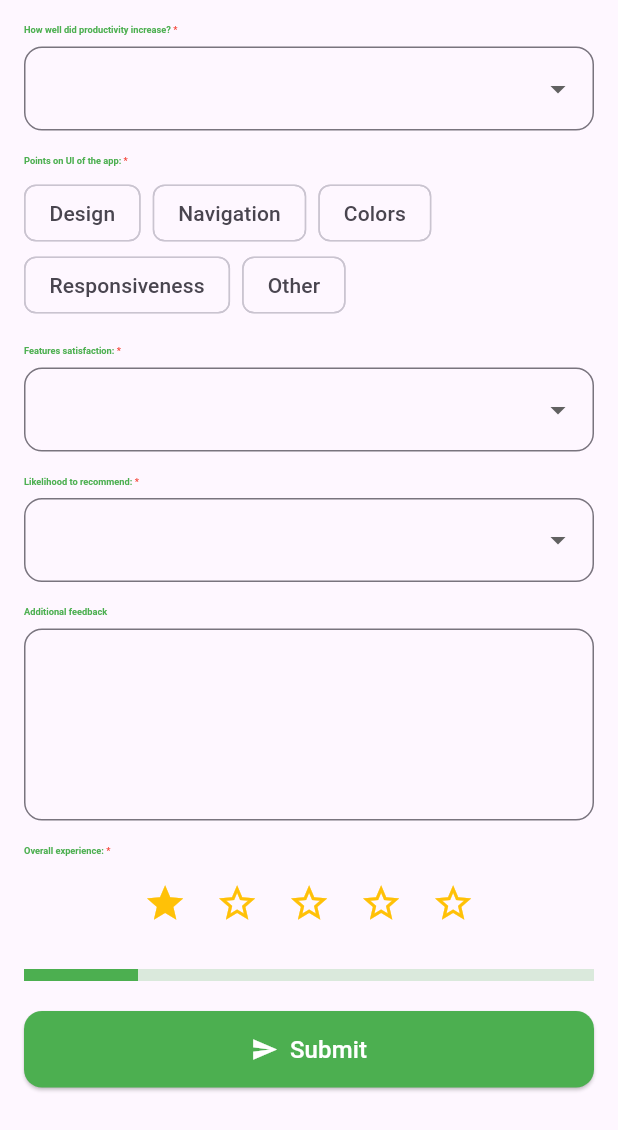
After one commit to Sibaath/SIH_2025_Digital_Farm_Management_Portal, a Flutter app: the FeedbackScreen screen opened directly, after a tap on the "star border" icon, on a phone screen of 412 x 824 dp. The commit adds this screen. Shown: the top 1130 px of the screen. Run offline on Flutter 3.47's test engine with Material 3 defaults, Android fonts, the phone set to English and light mode, and no system bars; our stand-ins replace flutter_map, image_picker, latlong2, lottie, speech_to_text.

Commit message:
Feedback

```diff
--- /dev/null
+++ b/frontend/lib/pages/feedback_screen.dart
@@ -0,0 +1,300 @@
+import 'package:flutter/material.dart';
+import 'package:lottie/lottie.dart';
+
+// Make sure you have a HomePage widget to navigate to
+import 'homepage.dart'; // Update this import according to your project structure
+
+class FeedbackScreen extends StatefulWidget {
+  const FeedbackScreen({super.key});
+
+  @override
+  State<FeedbackScreen> createState() => _FeedbackScreenState();
+}
+
+class _FeedbackScreenState extends State<FeedbackScreen> {
+  // Star rating
+  int _rating = 0;
+
+  // Productivity dropdown
+  String? _productivity;
+
+  // Multi-select UI points
+  List<String> _uiPoints = [];
+
+  // Features satisfaction dropdown
+  String? _featuresSatisfaction;
+
+  // Likelihood to recommend dropdown
+  String? _recommendation;
+
+  // Optional feedback
+  final TextEditingController _feedbackController = TextEditingController();
+
+  // Form progress
+  double _formProgress = 0.0;
+
+  // Options
+  final List<String> productivityOptions = [
+    "Very well",
+    "Good",
+    "No change",
+    "Decreased"
+  ];
+
+  final List<String> uiOptions = [
+    "Design",
+    "Navigation",
+    "Colors",
+    "Responsiveness",
+    "Other"
+  ];
+
+  final List<String> featureOptions = [
+    "Easy to use",
+    "Fast",
+    "Useful features",
+    "Reliable",
+  ];
+
+  final List<String> recommendationOptions = [
+    "Definitely",
+    "Maybe",
+    "Not likely",
+  ];
+
+  void _updateProgress() {
+    int filled = 0;
+    if (_productivity != null) filled++;
+    if (_uiPoints.isNotEmpty) filled++;
+    if (_featuresSatisfaction != null) filled++;
+    if (_recommendation != null) filled++;
+    if (_rating > 0) filled++;
+    setState(() {
+      _formProgress = filled / 5;
+    });
+  }
+
+  void _setRating(int value) {
+    setState(() {
+      _rating = value;
+    });
+    _updateProgress();
+  }
+
+  void _submitFeedback() {
+    if (_rating == 0 ||
+        _productivity == null ||
+        _uiPoints.isEmpty ||
+        _featuresSatisfaction == null ||
+        _recommendation == null) {
+      ScaffoldMessenger.of(context).showSnackBar(
+        const SnackBar(
+          content: Text("Please fill all required fields"),
+          backgroundColor: Colors.red,
+        ),
+      );
+      return;
+    }
+
+    // Show success animation before navigating to HomePage
+    showDialog(
+      context: context,
+      barrierDismissible: false,
+      builder: (context) {
+        Future.delayed(const Duration(seconds: 2), () {
+          Navigator.of(context).pop(); // Close dialog
+          Navigator.of(context).pushReplacement(
+              MaterialPageRoute(builder: (context) => const HomePage()));
+        });
+
+        return Center(
+          child: Lottie.network(
+            'https://assets6.lottiefiles.com/packages/lf20_jbrw3hcz.json',
+            width: 100,
+            height: 100,
+          ),
+        );
+      },
+    );
+  }
+
+  @override
+  Widget build(BuildContext context) {
+    final screenWidth = MediaQuery.of(context).size.width;
+
+    // Widget to show question with red * for mandatory
+    Widget questionText(String text, {bool mandatory = false}) {
+      return Padding(
+        padding: const EdgeInsets.only(bottom: 8.0),
+        child: RichText(
+          text: TextSpan(
+            text: text,
+            style: TextStyle(
+              fontWeight: FontWeight.w700,
+              fontSize: screenWidth * 0.015,
+              color: Colors.green,
+            ),
+            children: mandatory
+                ? [
+              const TextSpan(
+                  text: " *",
+                  style: TextStyle(color: Colors.red)),
+            ]
+                : [],
+          ),
+        ),
+      );
+    }
+
+    return Scaffold(
+      body: SingleChildScrollView(
+        padding: const EdgeInsets.all(16),
+        child: Column(
+          crossAxisAlignment: CrossAxisAlignment.start,
+          children: [
+            // Question 1: Productivity
+            questionText("How well did productivity increase?", mandatory: true),
+            DropdownButtonFormField<String>(
+              value: _productivity,
+              decoration: InputDecoration(
+                border: OutlineInputBorder(
+                  borderRadius: BorderRadius.circular(12),
+                ),
+              ),
+              items: productivityOptions
+                  .map((e) => DropdownMenuItem(value: e, child: Text(e)))
+                  .toList(),
+              onChanged: (val) {
+                setState(() => _productivity = val);
+                _updateProgress();
+              },
+            ),
+            const SizedBox(height: 16),
+
+            // Question 2: UI Points
+            questionText("Points on UI of the app:", mandatory: true),
+            Wrap(
+              spacing: 8,
+              children: uiOptions.map((point) {
+                final selected = _uiPoints.contains(point);
+                return FilterChip(
+                  label: Text(point),
+                  selected: selected,
+                  selectedColor: Colors.green.withOpacity(0.3),
+                  onSelected: (val) {
+                    setState(() {
+                      if (val) {
+                        _uiPoints.add(point);
+                      } else {
+                        _uiPoints.remove(point);
+                      }
+                    });
+                    _updateProgress();
+                  },
+                );
+              }).toList(),
+            ),
+            const SizedBox(height: 16),
+
+            // Question 3: Features satisfaction
+            questionText("Features satisfaction:", mandatory: true),
+            DropdownButtonFormField<String>(
+              value: _featuresSatisfaction,
+              decoration: InputDecoration(
+                border: OutlineInputBorder(
+                  borderRadius: BorderRadius.circular(12),
+                ),
+              ),
+              items: featureOptions
+                  .map((e) => DropdownMenuItem(value: e, child: Text(e)))
+                  .toList(),
+              onChanged: (val) {
+                setState(() => _featuresSatisfaction = val);
+                _updateProgress();
+              },
+            ),
+            const SizedBox(height: 16),
+
+            // Question 4: Likelihood to recommend
+            questionText("Likelihood to recommend:", mandatory: true),
+            DropdownButtonFormField<String>(
+              value: _recommendation,
+              decoration: InputDecoration(
+                border: OutlineInputBorder(
+                  borderRadius: BorderRadius.circular(12),
+                ),
+              ),
+              items: recommendationOptions
+                  .map((e) => DropdownMenuItem(value: e, child: Text(e)))
+                  .toList(),
+              onChanged: (val) {
+                setState(() => _recommendation = val);
+                _updateProgress();
+              },
+            ),
+            const SizedBox(height: 16),
+
+            // Question 5: Additional feedback (optional)
+            questionText("Additional feedback"),
+            TextField(
+              controller: _feedbackController,
+              maxLines: 4,
+              decoration: InputDecoration(
+                border: OutlineInputBorder(
+                  borderRadius: BorderRadius.circular(12),
+                ),
+              ),
+            ),
+            const SizedBox(height: 16),
+
+            // Question 6: Overall experience (star rating)
+            questionText("Overall experience:", mandatory: true),
+            Row(
+              mainAxisAlignment: MainAxisAlignment.center,
+              children: List.generate(5, (index) {
+                return IconButton(
+                  icon: Icon(
+                    index < _rating ? Icons.star : Icons.star_border,
+                    color: Colors.amber, // GOLD color
+                    size: screenWidth * 0.07,
+                  ),
+                  onPressed: () => _setRating(index + 1),
+                );
+              }),
+            ),
+            const SizedBox(height: 20),
+
+            // Progress bar
+            LinearProgressIndicator(
+              value: _formProgress,
+              color: Colors.green,
+              backgroundColor: Colors.green.withOpacity(0.2),
+              minHeight: 8,
+            ),
+            const SizedBox(height: 20),
+
+            // Submit button
+            SizedBox(
+              width: double.infinity,
+              child: ElevatedButton.icon(
+                style: ElevatedButton.styleFrom(
+                  backgroundColor: Colors.green,
+                  padding: const EdgeInsets.symmetric(vertical: 14),
+                  shape: RoundedRectangleBorder(
+                    borderRadius: BorderRadius.circular(12),
+                  ),
+                ),
+                icon: const Icon(Icons.send, color: Colors.white),
+                label: const Text(
+                  "Submit",
+                  style: TextStyle(fontSize: 16, color: Colors.white),
+                ),
+                onPressed: _submitFeedback,
+              ),
+            ),
+          ],
+        ),
+      ),
+    );
+  }
+}
--- a/frontend/lib/pages/homepage.dart
+++ b/frontend/lib/pages/homepage.dart
@@ -81,6 +81,7 @@
 
 
 import 'package:flutter/material.dart';
+import 'package:frontend/pages/feedback_screen.dart';
 import 'dashboard_page.dart';
 import 'daily_scan_page.dart';
 import 'contacts_page.dart';
@@ -101,7 +102,8 @@ class _HomePageState extends State<HomePage> {
     DashboardPage(),
     DailyScanPage(),
     ContactsPage(),
-    HeatmapPage(), // Add the new page here
+    HeatmapPage(),
+    FeedbackScreen(),// Add the new page here
   ];
 
   // This function is called when a user taps a navigation bar item
@@ -155,6 +157,10 @@ class _HomePageState extends State<HomePage> {
             icon: Icon(Icons.map),
             label: 'Heatmap', // Add the new label for the heatmap page
           ),
+          BottomNavigationBarItem(
+            icon: Icon(Icons.feedback),
+            label: 'Feedback',
+          ),
         ],
         currentIndex: _selectedIndex,
         selectedItemColor: Colors.green,
--- a/frontend/pubspec.yaml
+++ b/frontend/pubspec.yaml
@@ -41,6 +41,7 @@ dependencies:
   speech_to_text: ^7.3.0
   flutter_map: ^8.2.1
   latlong2: ^0.9.1
+  lottie: ^2.3.0
   image_picker: ^1.1.2
 
 
```
Also changed, not shown: frontend/pubspec.lock.
